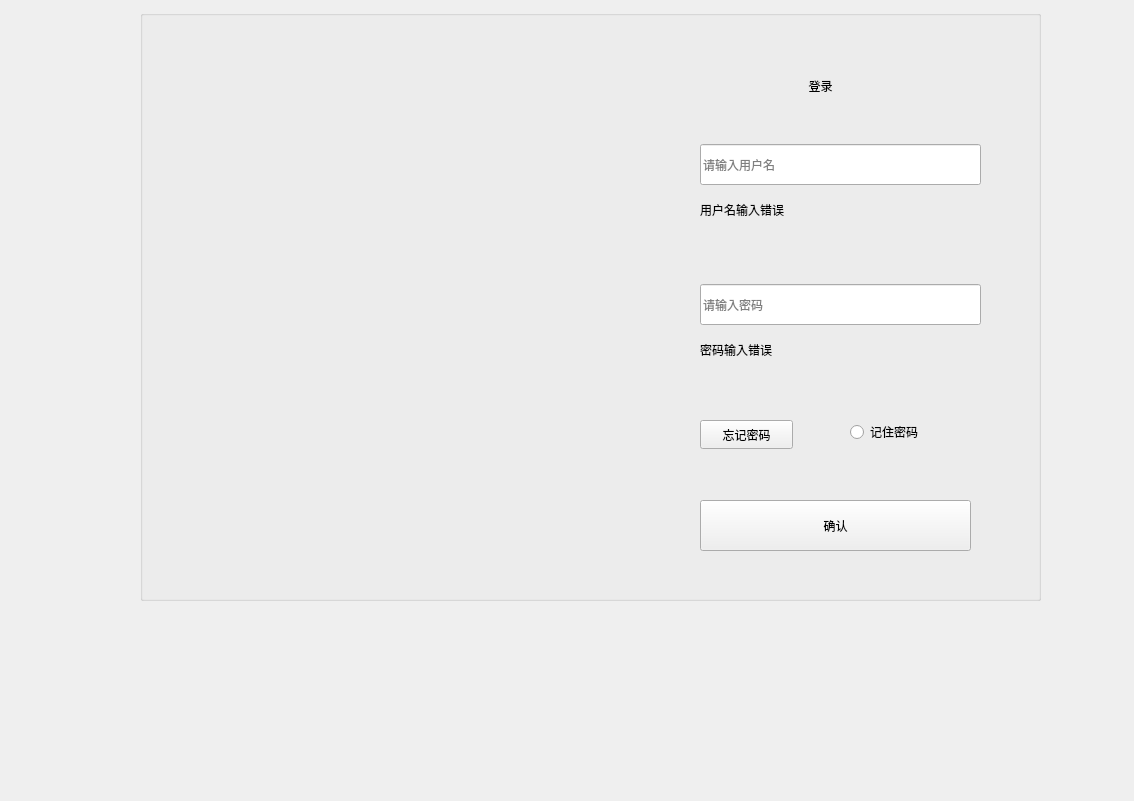
The window that Src/MainWindow/loginwidget.ui (xiaosongzhi/LowUpLimp) describes before a commit, drawn with Qt 5.
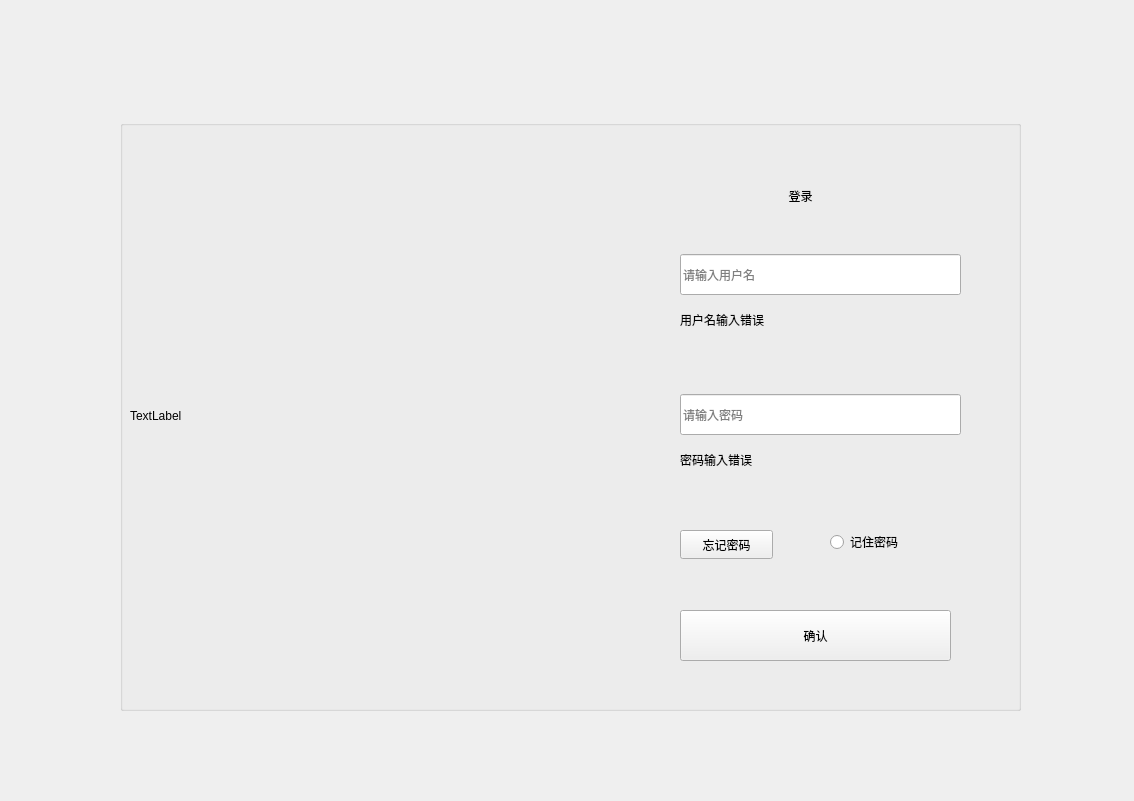
The same window after the commit.

Commit message: 更新登录界面

Diff of the .ui file:
```diff
--- a/Src/MainWindow/loginwidget.ui
+++ b/Src/MainWindow/loginwidget.ui
@@ -16,8 +16,8 @@
   <widget class="QGroupBox" name="groupBox">
    <property name="geometry">
     <rect>
-     <x>140</x>
-     <y>10</y>
+     <x>120</x>
+     <y>120</y>
      <width>901</width>
      <height>591</height>
     </rect>
@@ -132,6 +132,19 @@
      <string>确认</string>
     </property>
    </widget>
+   <widget class="QLabel" name="label_2">
+    <property name="geometry">
+     <rect>
+      <x>10</x>
+      <y>10</y>
+      <width>431</width>
+      <height>571</height>
+     </rect>
+    </property>
+    <property name="text">
+     <string>TextLabel</string>
+    </property>
+   </widget>
   </widget>
  </widget>
  <resources/>
```
